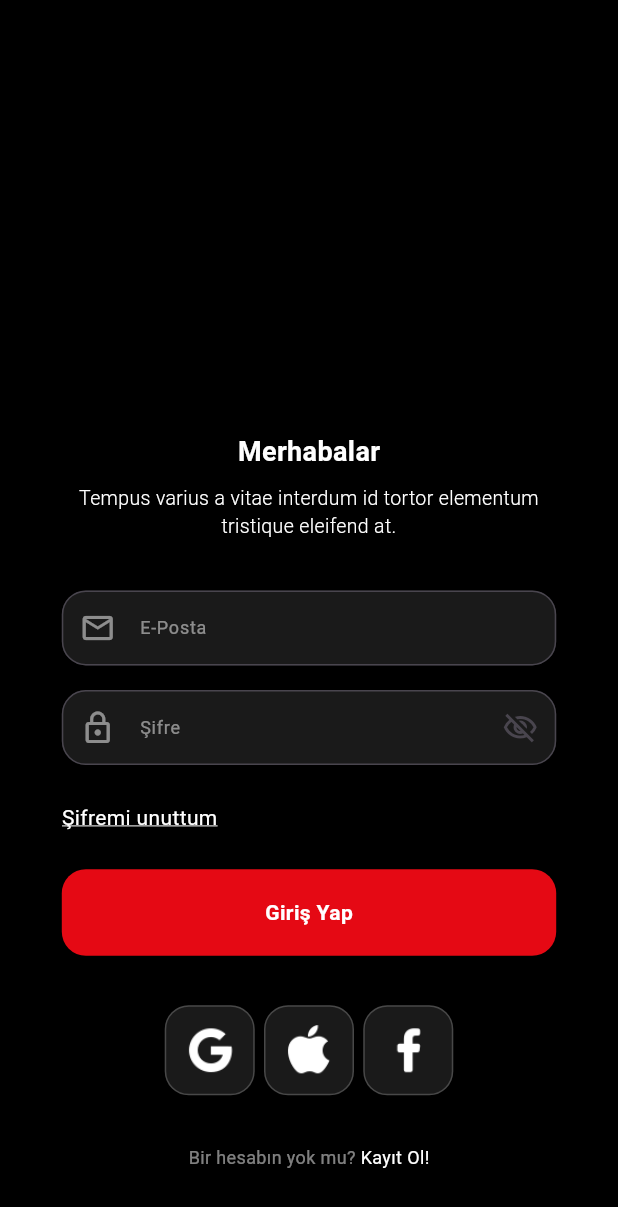
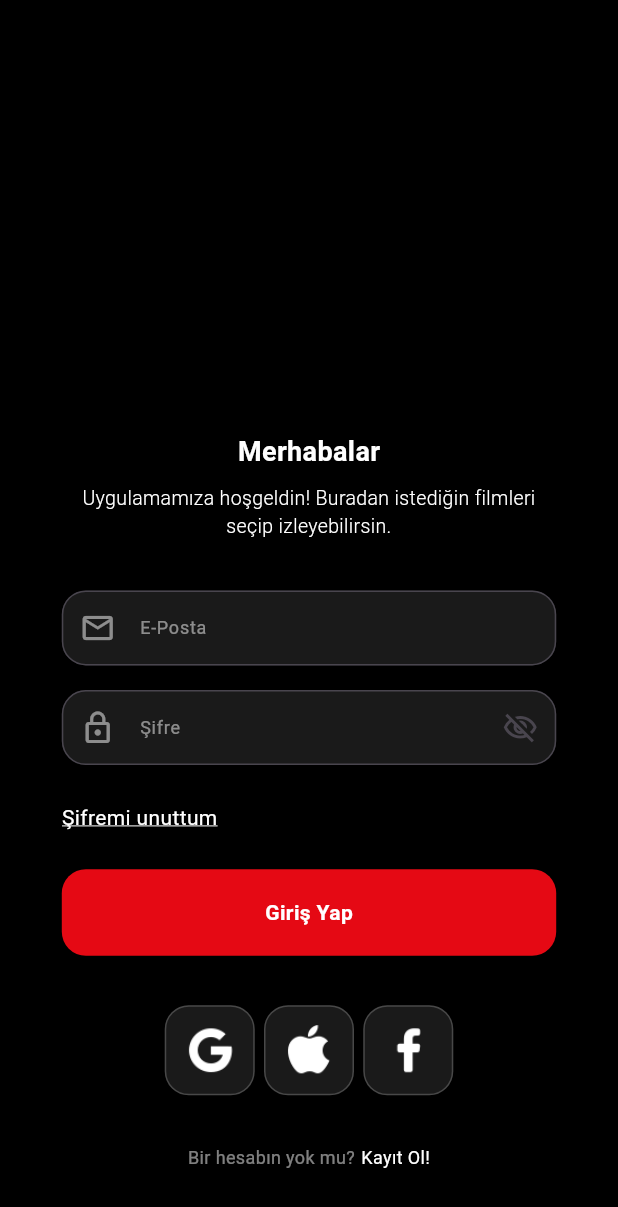
Before and after one commit to earslants/film_case, a Flutter app: the screen it shows after launch, on a phone screen of 412 x 824 dp. Shown: the top 1207 px of the screen. Run offline on Flutter 3.47's test engine with Material 3 defaults, Android fonts, the phone set to English and light mode, and no system bars; our stand-ins replace dio, equatable, flutter_bloc, shared_preferences; generated files the repository leaves out were written again.

```diff
--- /dev/null
+++ b/devtools_options.yaml
@@ -0,0 +1,3 @@
+description: This file stores settings for Dart & Flutter DevTools.
+documentation: https://docs.flutter.dev/tools/devtools/extensions#configure-extension-enablement-states
+extensions:
--- a/lib/core/extensions/network_route_extension.dart
+++ b/lib/core/extensions/network_route_extension.dart
@@ -1,5 +1,4 @@
 import 'package:case_film_app/product/enum/network_route.dart';
-import 'package:flutter/material.dart';
 
 extension NetworkRoutesString on NetworkRoutes {
   String get rawValue {
--- a/lib/main.dart
+++ b/lib/main.dart
@@ -1,5 +1,7 @@
 import 'package:case_film_app/view/authentication/login/view/login_view.dart';
 import 'package:flutter/material.dart';
+import 'package:flutter_localizations/flutter_localizations.dart';
+import 'package:flutter_gen/gen_l10n/app_localizations.dart';
 
 void main() {
   runApp(const MyApp());
@@ -8,15 +10,26 @@ void main() {
 class MyApp extends StatelessWidget {
   const MyApp({super.key});
 
-  // This widget is the root of your application.
   @override
   Widget build(BuildContext context) {
     return MaterialApp(
-      title: 'Flutter Demo',
+      debugShowCheckedModeBanner: false,
+      title: 'Film App',
       theme: ThemeData(
         colorScheme: ColorScheme.fromSeed(seedColor: Colors.deepPurple),
         useMaterial3: true,
       ),
+      localizationsDelegates: const [
+        AppLocalizations.delegate,
+        GlobalMaterialLocalizations.delegate,
+        GlobalWidgetsLocalizations.delegate,
+        GlobalCupertinoLocalizations.delegate,
+      ],
+      supportedLocales: const [
+        Locale('en'),
+        Locale('tr'),
+      ],
+      locale: Locale('tr'),
       home: const LoginView(),
     );
   }
@@ -44,7 +57,7 @@ class _HomePageState extends State<HomePage> {
                 Color(0xFF5949E6),
                 Color(0xFFE50914),
               ],
-              center: Alignment(-0.4, -0.6), // Daha az sol üst
+              center: Alignment(-0.4, -0.6),
               radius: 1.8,
             ),
           ),
--- a/lib/view/authentication/login/model/login_response_model.dart
+++ b/lib/view/authentication/login/model/login_response_model.dart
@@ -1,7 +1,5 @@
-import 'package:case_film_app/core/base/model/base_model.dart';
 import 'package:case_film_app/view/authentication/login/model/response_model.dart';
 import 'package:case_film_app/view/authentication/login/model/user_data.dart';
-import 'package:case_film_app/view/authentication/login/model/user_model.dart';
 import 'package:json_annotation/json_annotation.dart';
 
 part 'login_response_model.g.dart';
--- a/lib/view/authentication/login/model/response_model.dart
+++ b/lib/view/authentication/login/model/response_model.dart
@@ -1,4 +1,3 @@
-import 'package:dio/dio.dart';
 import 'package:json_annotation/json_annotation.dart';
 
 part 'response_model.g.dart';
--- a/lib/view/authentication/login/view/login_view.dart
+++ b/lib/view/authentication/login/view/login_view.dart
@@ -1,14 +1,11 @@
 import 'package:case_film_app/core/base/state/base_state.dart';
 import 'package:case_film_app/view/authentication/login/model/login_request_model.dart';
-import 'package:case_film_app/view/authentication/login/model/login_response_model.dart';
-import 'package:case_film_app/view/authentication/login/service/login_service.dart';
 import 'package:case_film_app/view/authentication/login/viewmodel/login_view_model.dart';
 import 'package:case_film_app/view/authentication/login/viewmodel/mixin/login_mixin.dart';
 import 'package:case_film_app/view/authentication/login/viewmodel/state/login_state.dart';
-import 'package:case_film_app/view/authentication/register/model/register_request_model.dart';
-import 'package:case_film_app/view/authentication/register/service/register_service.dart';
 import 'package:flutter/material.dart';
 import 'package:flutter_bloc/flutter_bloc.dart';
+import 'package:flutter_gen/gen_l10n/app_localizations.dart';
 
 class LoginView extends StatefulWidget {
   const LoginView({super.key});
@@ -20,22 +17,8 @@ class LoginView extends StatefulWidget {
 class _LoginViewState extends BaseState<LoginView> with LoginViewMixin {
   @override
   Widget build(BuildContext context) {
-    // return BlocProvider(
-    //   create: (context) => loginViewModel,
-    //   child: Center(
-    //     child: BlocBuilder<LoginViewModel, LoginState>(
-    //       builder: (context, state) {
-    //         return ElevatedButton(
-    //           onPressed: () => loginViewModel.fetchLogin(
-    //             LoginRequestModel(
-    //                 email: "ea12345@gmail.com", password: "123456"),
-    //           ),
-    //           child: Text("EMAIL: ${state.loginResponseModel?.data.email}"),
-    //         );
-    //       },
-    //     ),
-    //   ),
-    // );
+    final l10n = AppLocalizations.of(context)!;
+
     return BlocProvider(
       create: (context) => loginViewModel,
       child: Scaffold(
@@ -54,7 +37,7 @@ class _LoginViewState extends BaseState<LoginView> with LoginViewMixin {
                 child: Column(
                   children: [
                     Text(
-                      "Merhabalar",
+                      l10n.welcomeTitle,
                       style: TextStyle(
                         color: Colors.white,
                         fontWeight: FontWeight.w700,
@@ -63,7 +46,7 @@ class _LoginViewState extends BaseState<LoginView> with LoginViewMixin {
                     ),
                     SizedBox(height: dynamicHeight(.01)),
                     Text(
-                      "Tempus varius a vitae interdum id tortor elementum tristique eleifend at.",
+                      l10n.welcomeDescription,
                       textAlign: TextAlign.center,
                       style: TextStyle(
                         color: Colors.white,
@@ -91,7 +74,7 @@ class _LoginViewState extends BaseState<LoginView> with LoginViewMixin {
                         ),
                         SizedBox(height: dynamicHeight(.03)),
                         Text(
-                          "Şifremi unuttum",
+                          l10n.forgotPassword,
                           style: TextStyle(
                             decoration: TextDecoration.underline,
                             decorationColor: Colors.white,
@@ -101,7 +84,7 @@ class _LoginViewState extends BaseState<LoginView> with LoginViewMixin {
                         SizedBox(height: dynamicHeight(.03)),
                         GestureDetector(
                           onTap: () {
-                            loginViewModel.changeLoading();
+                            // loginViewModel.changeLoading();
                             loginViewModel.fetchLogin(
                               LoginRequestModel(
                                 email: emailController.text,
@@ -125,7 +108,7 @@ class _LoginViewState extends BaseState<LoginView> with LoginViewMixin {
                                     );
                                   }
                                   return Text(
-                                    "Giriş Yap",
+                                    l10n.login,
                                     style: TextStyle(
                                       color: Colors.white,
                                       fontWeight: FontWeight.w600,
@@ -158,15 +141,16 @@ class _LoginViewState extends BaseState<LoginView> with LoginViewMixin {
                           mainAxisAlignment: MainAxisAlignment.center,
                           children: [
                             Text(
-                              "Bir hesabın yok mu? ",
+                              l10n.noAccount,
                               style: TextStyle(
                                 fontWeight: FontWeight.w400,
                                 fontSize: 12,
                                 color: Colors.white.withOpacity(.5),
                               ),
                             ),
+                            SizedBox(width: dynamicWidth(.01)),
                             Text(
-                              "Kayıt Ol!",
+                              l10n.registerNow,
                               style: TextStyle(
                                 fontWeight: FontWeight.w400,
                                 fontSize: 12,
--- a/lib/view/authentication/login/viewmodel/login_view_model.dart
+++ b/lib/view/authentication/login/viewmodel/login_view_model.dart
@@ -2,32 +2,36 @@ import 'package:case_film_app/core/constants/enums/locale_keys_enum.dart';
 import 'package:case_film_app/core/init/cache/locale_manager.dart';
 import 'package:case_film_app/view/authentication/login/model/login_request_model.dart';
 import 'package:case_film_app/view/authentication/login/service/ILoginService.dart';
-import 'package:case_film_app/view/authentication/login/service/login_service.dart';
 import 'package:case_film_app/view/authentication/login/viewmodel/state/login_state.dart';
 import 'package:flutter_bloc/flutter_bloc.dart';
 
 class LoginViewModel extends Cubit<LoginState> {
   LoginViewModel({
-    required LoginService loginService,
+    required ILoginService loginService,
   })  : _loginService = loginService,
         super(const LoginState(isLoading: false));
 
-  late final LoginService _loginService;
+  final ILoginService _loginService;
 
   void changeLoading() {
     emit(state.copyWith(isLoading: !state.isLoading));
   }
 
-  void fetchLogin(LoginRequestModel loginRequestModel) async {
+  Future<void> fetchLogin(LoginRequestModel loginRequestModel) async {
+    emit(state.copyWith(isLoading: true));
+
     final response = await _loginService.fetchLogin(loginRequestModel);
 
     if (response != null) {
       LocaleManager.instance.setStringValue(
           PreferencesKeys.TOKEN, "Bearer ${response.data.token}");
-      emit(state.copyWith(loginResponseModel: response));
-      changeLoading();
-      print(
-          "TOKEN: ${LocaleManager.instance.getStringValue(PreferencesKeys.TOKEN)}");
+      emit(state.copyWith(
+        isLoading: false,
+        loginResponseModel: response,
+      ));
+    } else {
+      emit(state.copyWith(isLoading: false));
+      // TODO: hata durumunu da state ile yönet
     }
   }
 }
--- a/lib/view/authentication/login/viewmodel/mixin/login_mixin.dart
+++ b/lib/view/authentication/login/viewmodel/mixin/login_mixin.dart
@@ -1,12 +1,10 @@
-import 'package:case_film_app/view/authentication/login/model/login_request_model.dart';
+import 'package:case_film_app/view/authentication/login/service/ILoginService.dart';
 import 'package:case_film_app/view/authentication/login/service/login_service.dart';
 import 'package:flutter/material.dart';
-import 'package:flutter_bloc/flutter_bloc.dart';
-
 import '../login_view_model.dart';
 
 mixin LoginViewMixin<T extends StatefulWidget> on State<T> {
-  late final LoginService loginService;
+  late final ILoginService loginService;
   late TextEditingController emailController;
   late TextEditingController passwordController;
   late final LoginViewModel _loginViewModel;
--- a/lib/view/authentication/register/model/register_response_model.dart
+++ b/lib/view/authentication/register/model/register_response_model.dart
@@ -1,7 +1,5 @@
-import 'package:case_film_app/core/base/model/base_model.dart';
 import 'package:case_film_app/view/authentication/login/model/response_model.dart';
 import 'package:case_film_app/view/authentication/login/model/user_data.dart';
-import 'package:case_film_app/view/authentication/login/model/user_model.dart';
 import 'package:json_annotation/json_annotation.dart';
 
 part 'register_response_model.g.dart';
```
Also changed, not shown: lib/l10n/app_en.arb (added, +9 -0 lines), lib/l10n/app_tr.arb (added, +9 -0 lines), lib/product/l10n/app_en.arb (added, +9 -0 lines), lib/product/l10n/app_tr.arb (added, +9 -0 lines), pubspec.yaml (+5 -2 lines), pubspec.lock.
